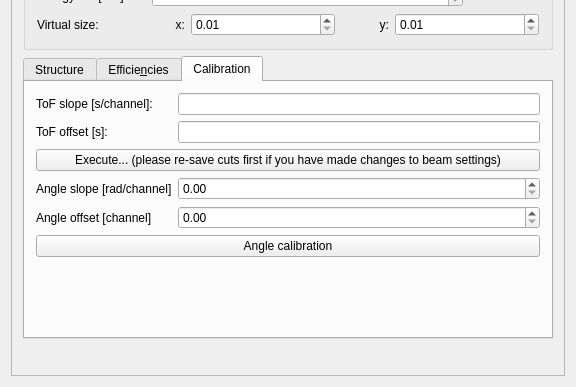
This is ui_files/ui_request_detector_settings.ui in JYU-IBA/potku as Qt 5 draws it before an edit; both pictures show x 0 to 576 and y 251 to 638 of the 576 by 638 pixel window. The edited form follows.
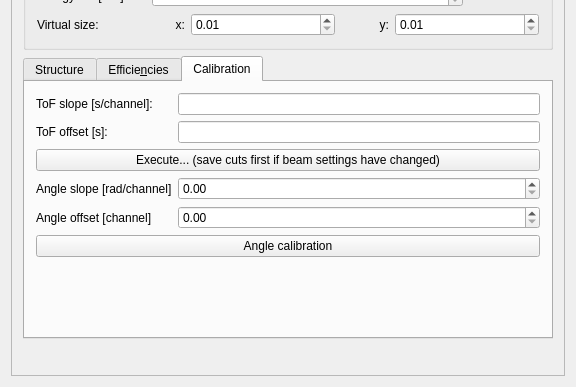
This is the edited form. Icons and pictures are not drawn.

Commit message: Remove unused spinboxes from measurement settings. Change symbols of angles (in UI).

What changed in the file:
```diff
--- a/ui_files/ui_request_detector_settings.ui
+++ b/ui_files/ui_request_detector_settings.ui
@@ -775,7 +775,7 @@
                     </sizepolicy>
                    </property>
                    <property name="text">
-                    <string>Execute... (please re-save cuts first if you have made changes to beam settings)</string>
+                    <string>Execute... (save cuts first if beam settings have changed)</string>
                    </property>
                   </widget>
                  </item>
```
The commit also changes 4 other files.
